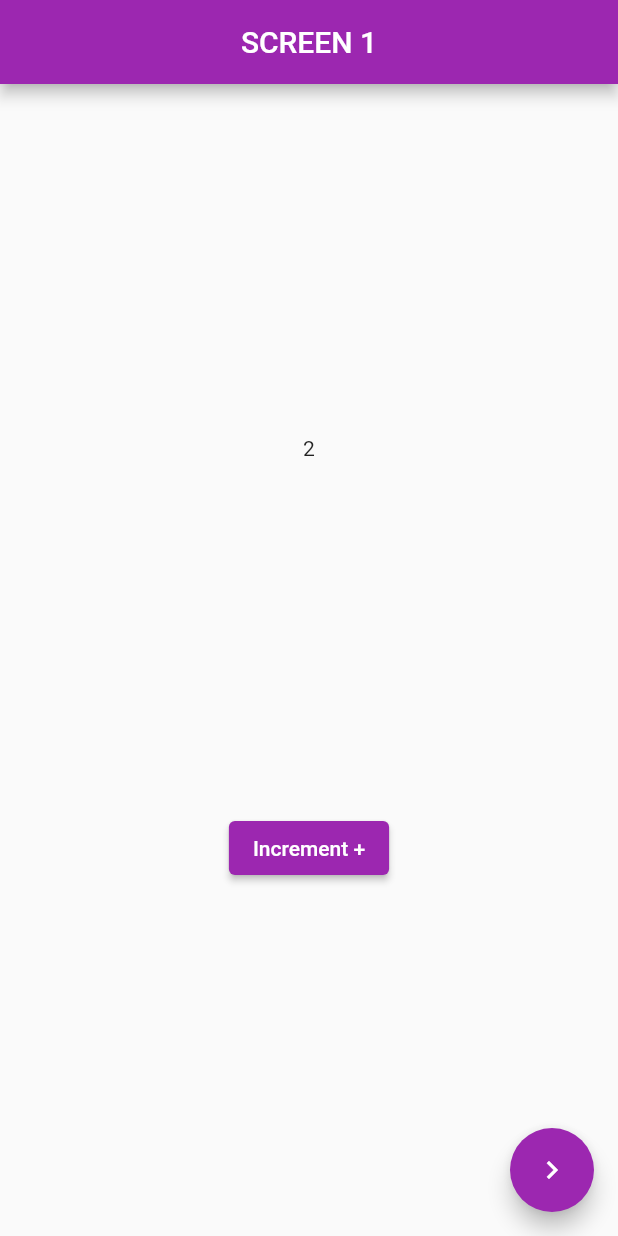
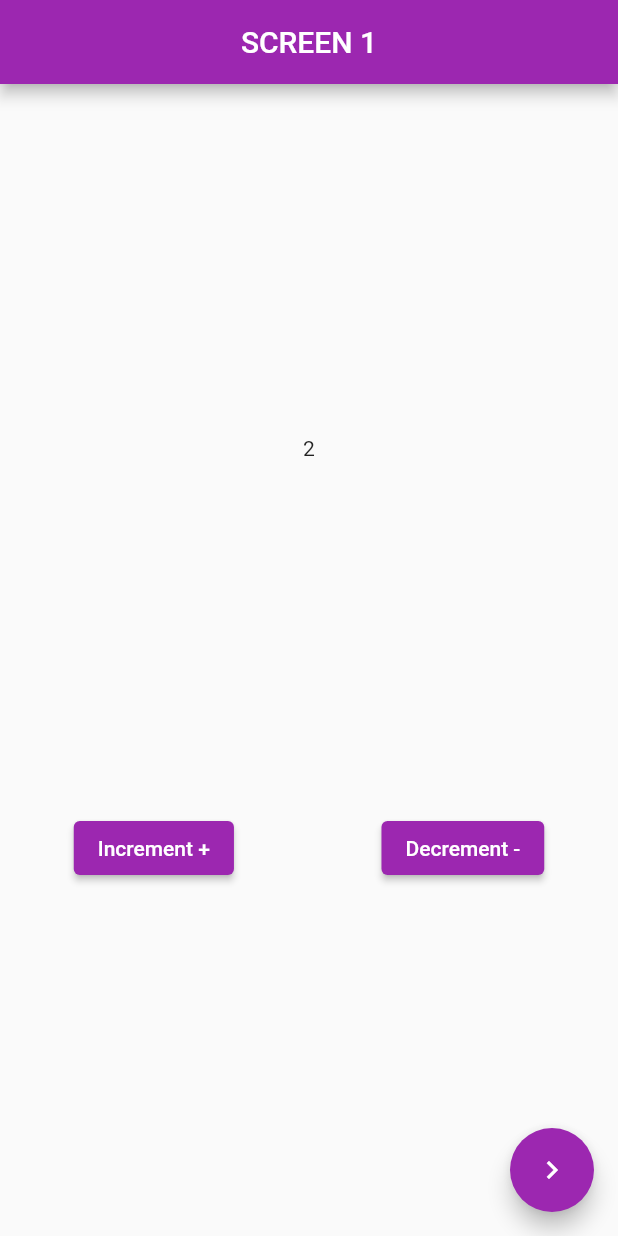
Before and after one commit to IamShahabAlam/Getting-GetX, a Flutter app: the screen it shows after launch, after a tap on "Increment +", on a phone screen of 412 x 824 dp. Run offline on Flutter 3.47's test engine with Material 2 defaults, Android fonts, the phone set to English and light mode, and no system bars; our stand-ins replace get.

Commit message:
Counter App

```diff
--- a/lib/main.dart
+++ b/lib/main.dart
@@ -1,7 +1,6 @@
 import 'package:flutter/material.dart';
 import 'package:get/get.dart';
 import 'package:getx_app/screen1.dart';
-
 import 'services.dart';
 
 void main() {
@@ -10,7 +9,8 @@ void main() {
 
 class MyApp extends StatelessWidget {
 
-  final Services service = Get.put(Services());
+  // final Services service = Get.put(Services());
+  final Services servicesObj = Get.put(Services());
 
   @override
   Widget build(BuildContext context) {
--- a/lib/screen1.dart
+++ b/lib/screen1.dart
@@ -5,7 +5,8 @@ import 'screen2.dart';
 
 class Screen1 extends StatelessWidget {
 
-  Services service = Get.find<Services>();
+  // Services service = Get.find<Services>();
+  Services servicesObj = Get.find<Services>();
   @override
   Widget build(BuildContext context) {
     return Scaffold(
@@ -17,16 +18,21 @@ class Screen1 extends StatelessWidget {
         child: Column(
           mainAxisAlignment: MainAxisAlignment.spaceEvenly,
           children: <Widget>[
-            Obx(() {
-              return  Text( "${service.num}"
-          );
-        }),
+            Obx(() => Text("${servicesObj.num}")),
+            Row(
+              mainAxisAlignment: MainAxisAlignment.spaceAround,
+              children: [
 
-            Center(
-              child: ElevatedButton(onPressed: (){
-                service.IncreaseNum();
-              },
-                  child: Text("Increment +")),
+                ElevatedButton(
+                    onPressed: (){ servicesObj.increment(); } ,
+                    child: Text("Increment +")),
+
+                ElevatedButton(
+                    onPressed: (){
+                      servicesObj.decrement();
+                    },
+                    child: Text("Decrement -"))
+              ],
             )
 
           ],
--- a/lib/screen2.dart
+++ b/lib/screen2.dart
@@ -2,21 +2,23 @@ import 'package:flutter/material.dart';
 import 'package:get/get.dart';
 import 'package:getx_app/main.dart';
 import 'package:getx_app/screen1.dart';
+import 'package:getx_app/services.dart';
 
 class Screen2 extends StatelessWidget {
 
+  Services servicesObj = Get.find<Services>();
   @override
   Widget build(BuildContext context) {
     return Scaffold(
       appBar: AppBar(
-        title: Text("Get X App"),
+        title: Text("Screen 2".toUpperCase()),
       ),
       body: Column(
         mainAxisAlignment: MainAxisAlignment.center,
         children: [
           GestureDetector(
             onTap: (){ Get.to(Screen1());},
-            child: Center(child: Text("Screen 2")),
+            child: Center(child: Text("${servicesObj.num}")),
           )
         ],
       ),
--- a/lib/services.dart
+++ b/lib/services.dart
@@ -1,8 +1,15 @@
+
 import 'package:get/get.dart';
 
-class Services extends GetxController  {
-  var num = 1.obs; // Obs makes it dynamic/Reactive (it will update the var in app)
-  IncreaseNum(){
+class Services extends GetxController{
+
+  var num = 1.obs;  // Obs makes it dynamic/Reactive/Observable (it will update the var in app)
+
+  increment(){
     num += 1;
   }
+
+  decrement(){
+    num -= 1;
+  }
 }
```
